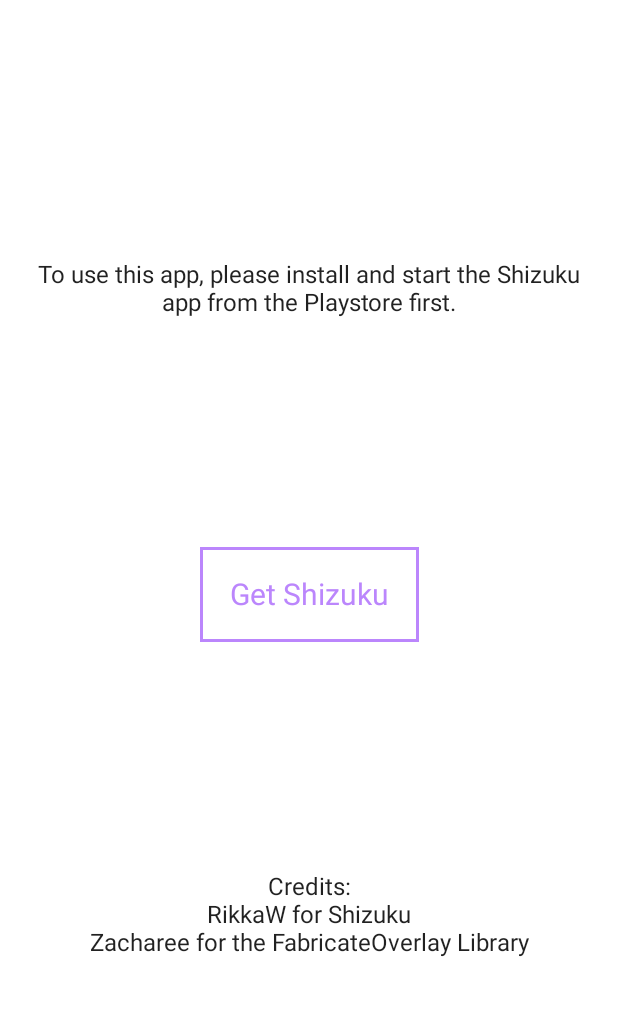
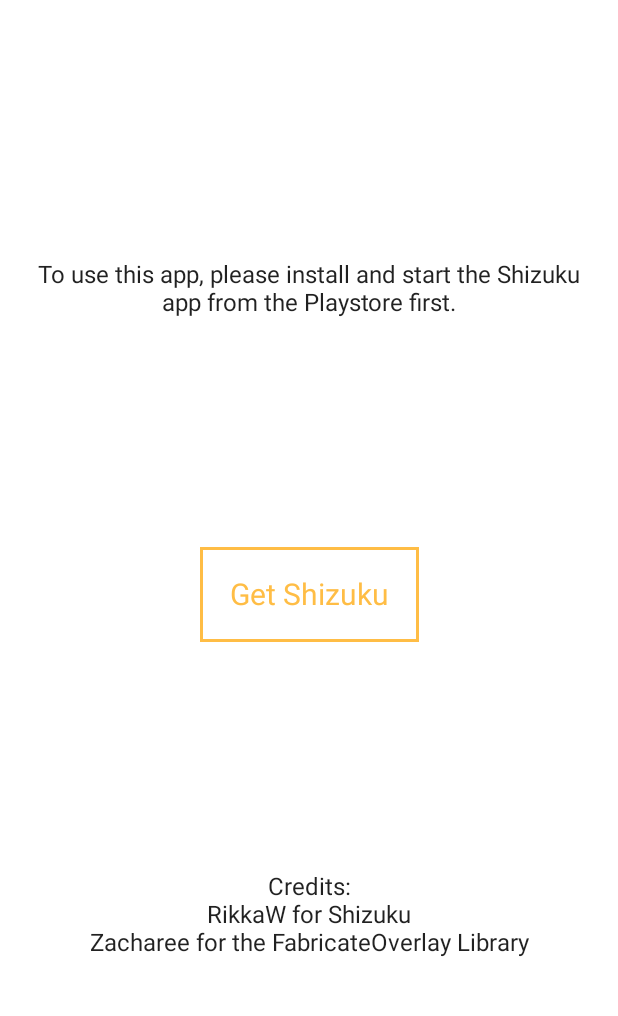
Before and after one commit to strangerweather/rootless_ui_mods, an Android app built with Jetpack Compose: the composable DialogScreen shown on its own in the app's theme, on a phone screen of 412 x 824 dp, the part 129-1145 px from its top. Run offline under Robolectric (Android 15) with nearby library versions, the phone set to English and light mode, and no system bars; 2 statements that could not run were skipped.

Commit message:
changed colors

```diff
--- a/app/src/main/java/com/strangerweather/rootlessuimods/components/composables/ShizukuDialog.kt
+++ b/app/src/main/java/com/strangerweather/rootlessuimods/components/composables/ShizukuDialog.kt
@@ -24,9 +24,7 @@ import androidx.compose.ui.text.style.TextAlign
 import androidx.compose.ui.unit.dp
 import androidx.compose.ui.unit.sp
 import com.strangerweather.rootlessuimods.R
-import com.strangerweather.rootlessuimods.content.HomeScreen
-import com.strangerweather.rootlessuimods.ui.theme.Purple200
-import kotlin.TODO
+import com.strangerweather.rootlessuimods.ui.theme.OrangeLight
 
 
 @Composable
@@ -97,10 +95,10 @@ fun DialogScreen() {
         Text(
             modifier = Modifier
                 .clickable { context.startActivity(intent) }
-                .border(width = 2.dp, color = Purple200)
+                .border(width = 2.dp, color = OrangeLight)
                 .padding(20.dp),
             text = "Get Shizuku",
-            color = Purple200,
+            color = OrangeLight,
             fontSize = 20.sp
         )
         Text(
--- a/app/src/main/java/com/strangerweather/rootlessuimods/components/pickers/ColorPicker.kt
+++ b/app/src/main/java/com/strangerweather/rootlessuimods/components/pickers/ColorPicker.kt
@@ -16,10 +16,10 @@ import androidx.compose.ui.unit.dp
 import com.godaddy.android.colorpicker.ClassicColorPicker
 import com.godaddy.android.colorpicker.HsvColor
 import com.godaddy.android.colorpicker.toColorInt
-import com.strangerweather.rootlessuimods.ui.theme.Purple500
+import com.strangerweather.rootlessuimods.ui.theme.OrangeMedium
 
 
-var resourceValue = mutableStateOf(Purple500.toArgb())
+var resourceValue = mutableStateOf(OrangeMedium.toArgb())
 
 @ExperimentalGraphicsApi
 @Composable
--- a/app/src/main/java/com/strangerweather/rootlessuimods/components/pickers/ColorTextField.kt
+++ b/app/src/main/java/com/strangerweather/rootlessuimods/components/pickers/ColorTextField.kt
@@ -18,7 +18,7 @@ import androidx.compose.ui.graphics.toArgb
 import androidx.compose.ui.text.input.KeyboardCapitalization
 import androidx.compose.ui.unit.dp
 import com.strangerweather.rootlessuimods.functions.registerLayer
-import com.strangerweather.rootlessuimods.ui.theme.Purple500
+import com.strangerweather.rootlessuimods.ui.theme.OrangeMedium
 
 
 object HexToJetpackColor {
@@ -60,14 +60,14 @@ fun ColorTextField(context: Context, name: String, target: String, overlay: Stri
             label = { Text(text = "Enter Hex Value") },
             singleLine = true,
             colors = TextFieldDefaults.outlinedTextFieldColors(
-                focusedBorderColor = Purple500,
-                unfocusedBorderColor = Purple500
+                focusedBorderColor = OrangeMedium,
+                unfocusedBorderColor = OrangeMedium
             ),
             leadingIcon = {
                 Icon(
                     imageVector = Icons.Filled.Palette,
                     contentDescription = "palette icon",
-                    tint = Purple500
+                    tint = OrangeMedium
                 )
             },
             trailingIcon = {
@@ -77,7 +77,7 @@ fun ColorTextField(context: Context, name: String, target: String, overlay: Stri
                     Icon(
                         imageVector = Icons.Filled.Check,
                         contentDescription = "check icon",
-                        tint = Purple500
+                        tint = OrangeMedium
                     )
                 }
             },
--- a/app/src/main/java/com/strangerweather/rootlessuimods/components/tabs/Tabs.kt
+++ b/app/src/main/java/com/strangerweather/rootlessuimods/components/tabs/Tabs.kt
@@ -3,20 +3,14 @@ package com.strangerweather.rootlessuimods.components.tabs
 import androidx.compose.foundation.background
 import androidx.compose.foundation.isSystemInDarkTheme
 import androidx.compose.foundation.layout.*
-import androidx.compose.foundation.lazy.LazyColumn
 import androidx.compose.material.Card
-import androidx.compose.material.OutlinedButton
 import androidx.compose.material.Text
 import androidx.compose.runtime.Composable
 import androidx.compose.ui.Modifier
 import androidx.compose.ui.graphics.Color
-import androidx.compose.ui.res.stringResource
 import androidx.compose.ui.text.TextStyle
 import androidx.compose.ui.unit.dp
 import androidx.compose.ui.unit.sp
-import com.strangerweather.rootlessuimods.R
-import com.strangerweather.rootlessuimods.ui.theme.Purple200
-import com.strangerweather.rootlessuimods.ui.theme.Purple500
 
 
 @Composable
--- a/app/src/main/java/com/strangerweather/rootlessuimods/ui/theme/Color.kt
+++ b/app/src/main/java/com/strangerweather/rootlessuimods/ui/theme/Color.kt
@@ -2,14 +2,8 @@ package com.strangerweather.rootlessuimods.ui.theme
 
 import androidx.compose.ui.graphics.Color
 
-val Purple100 = Color(0xFFE1BEE7)
-val Purple200 = Color(0xFFBB86FC)
-val Purple500 = Color(0xFF6200EE)
-val Purple700 = Color(0xFF3700B3)
-val Orange100 = Color(0xFFFFE0B2)
-val Orange200 = Color(0xFFFFCC80)
-val Orange300 = Color(0xFFFFB74D)
-val Orange500 = Color(0xFFFF9800)
-val Orange700 = Color(0xFFF57C00)
-val Teal200 = Color(0xFF03DAC5)
-val LightGreen200 = Color(0xFFC5E1A5)
+
+val OrangeLight = Color(0xFFffbd45)
+val OrangeMedium = Color(0xFFfb8c00)
+val OrangeDark = Color(0xFFc25e00)
+val GreenLight = Color(0xFF98ee99)
--- a/app/src/main/java/com/strangerweather/rootlessuimods/ui/theme/Theme.kt
+++ b/app/src/main/java/com/strangerweather/rootlessuimods/ui/theme/Theme.kt
@@ -5,18 +5,17 @@ import androidx.compose.material.MaterialTheme
 import androidx.compose.material.darkColors
 import androidx.compose.material.lightColors
 import androidx.compose.runtime.Composable
-import androidx.compose.ui.graphics.Color
 
 private val DarkColorPalette = darkColors(
-    primary = Purple200,
-    primaryVariant = Purple700,
-    secondary = Teal200,
+    primary = OrangeLight,
+    primaryVariant = OrangeDark,
+    secondary = GreenLight,
 )
 
 private val LightColorPalette = lightColors(
-    primary = Purple500,
-    primaryVariant = Purple700,
-    secondary = Teal200
+    primary = OrangeMedium,
+    primaryVariant = OrangeDark,
+    secondary = GreenLight
 
     /* Other default colors to override
     background = Color.White,
--- a/app/src/main/res/values/colors.xml
+++ b/app/src/main/res/values/colors.xml
@@ -2,7 +2,7 @@
 <resources>
     <color name="purple_200">#FFBB86FC</color>
     <color name="purple_500">#FF6200EE</color>
-    <color name="purple_700">#FF3700B3</color>
+    <color name="purple_700">#FFC25E00</color>
     <color name="teal_200">#FF03DAC5</color>
     <color name="teal_700">#FF018786</color>
     <color name="black">#FF000000</color>
```
Also changed, not shown: app/src/main/java/com/strangerweather/rootlessuimods/content/HomeScreenContent.kt (+0 -21 lines).
